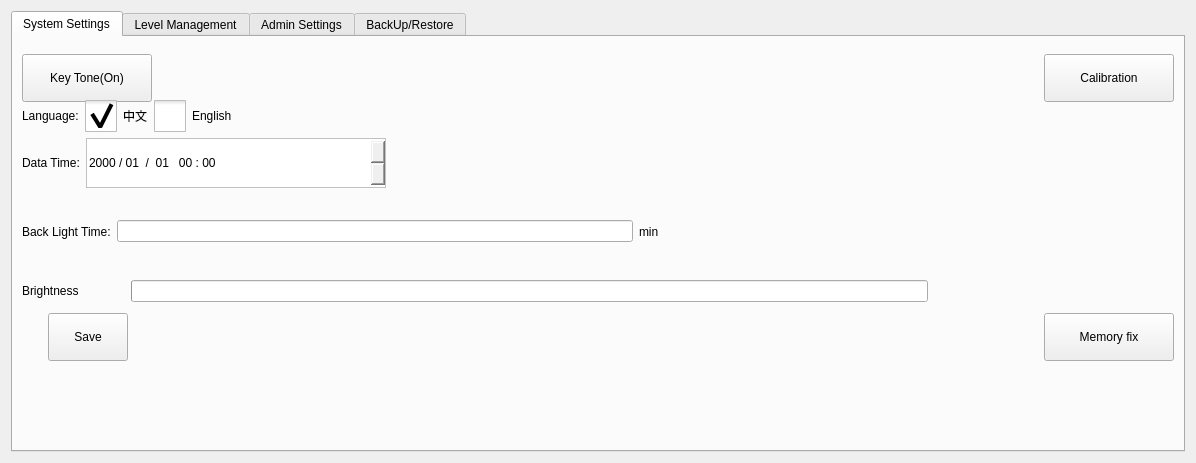
Qt form hcsettings/ichcsystemsettingsframe.ui (dongdong-2009/3-5AxisRobot) before a commit.
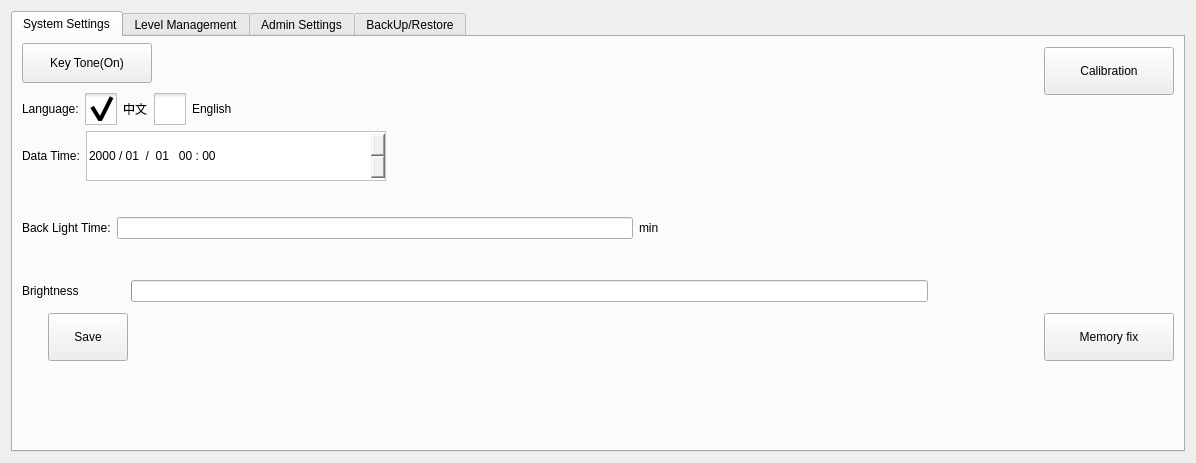
The same form after that commit. Icons and pictures are not drawn. Custom widgets are drawn as their Qt base class.

Diff of the .ui file:
```diff
--- a/hcsettings/ichcsystemsettingsframe.ui
+++ b/hcsettings/ichcsystemsettingsframe.ui
@@ -47,6 +47,12 @@
        <string>System Settings</string>
       </attribute>
       <layout class="QFormLayout" name="formLayout_2">
+       <property name="topMargin">
+        <number>2</number>
+       </property>
+       <property name="bottomMargin">
+        <number>2</number>
+       </property>
        <item row="0" column="0" colspan="2">
         <layout class="QHBoxLayout" name="horizontalLayout_15">
          <item>
@@ -60,13 +66,13 @@
            <property name="minimumSize">
             <size>
              <width>130</width>
-             <height>48</height>
+             <height>40</height>
             </size>
            </property>
            <property name="maximumSize">
             <size>
              <width>130</width>
-             <height>32</height>
+             <height>40</height>
             </size>
            </property>
            <property name="text">
```
Left out of the diff: 2 changed lines with no effect on the pictures.
